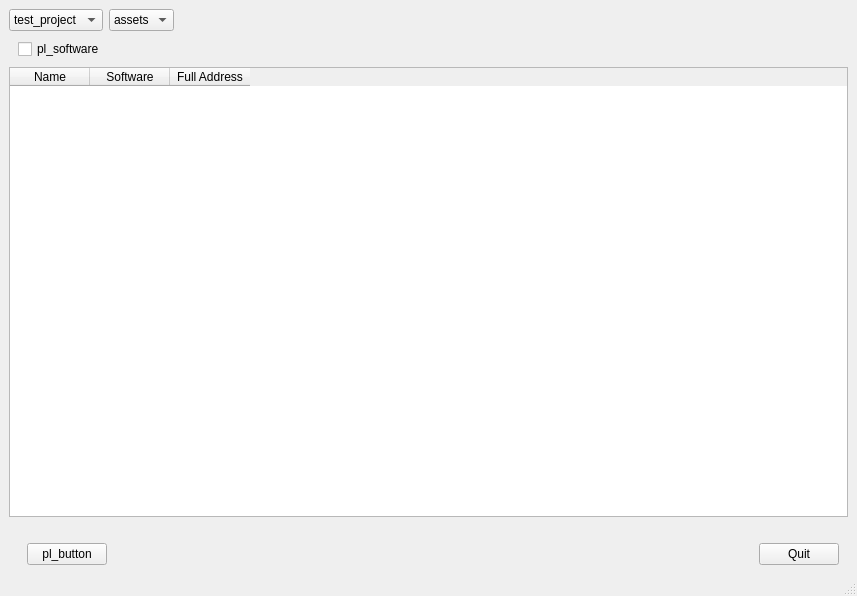
This is manager/ui/qt/window.ui in Oreyato/Pipeline22 as Qt 5 draws it before an edit. The edited form follows.
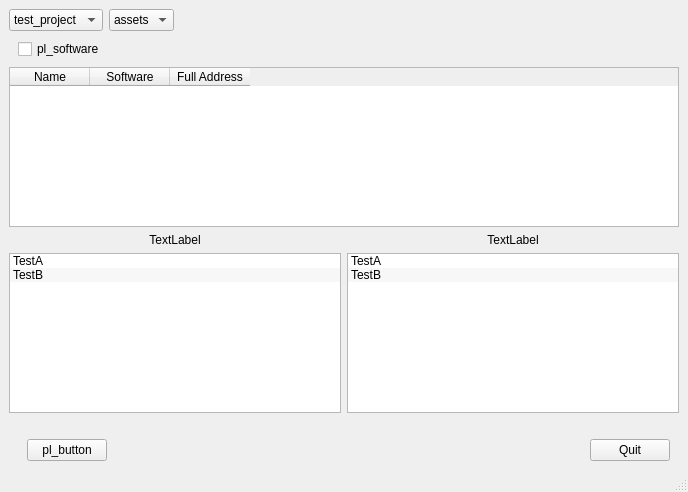
This is the edited form.

```diff
--- a/manager/ui/qt/window.ui
+++ b/manager/ui/qt/window.ui
@@ -6,8 +6,8 @@
    <rect>
     <x>0</x>
     <y>0</y>
-    <width>857</width>
-    <height>596</height>
+    <width>688</width>
+    <height>492</height>
    </rect>
   </property>
   <property name="windowTitle">
@@ -189,6 +189,72 @@
         </column>
        </widget>
       </item>
+      <item>
+       <layout class="QHBoxLayout" name="entity_lists_layout">
+        <item>
+         <layout class="QVBoxLayout" name="entity_part_list_layout">
+          <item>
+           <widget class="QLabel" name="entity_part_label">
+            <property name="text">
+             <string>TextLabel</string>
+            </property>
+            <property name="alignment">
+             <set>Qt::AlignCenter</set>
+            </property>
+           </widget>
+          </item>
+          <item>
+           <widget class="QListWidget" name="entity_part_list_widget">
+            <property name="alternatingRowColors">
+             <bool>true</bool>
+            </property>
+            <item>
+             <property name="text">
+              <string>TestA</string>
+             </property>
+            </item>
+            <item>
+             <property name="text">
+              <string>TestB</string>
+             </property>
+            </item>
+           </widget>
+          </item>
+         </layout>
+        </item>
+        <item>
+         <layout class="QVBoxLayout" name="entity_part_list_layout_2">
+          <item>
+           <widget class="QLabel" name="entity_part_label_2">
+            <property name="text">
+             <string>TextLabel</string>
+            </property>
+            <property name="alignment">
+             <set>Qt::AlignCenter</set>
+            </property>
+           </widget>
+          </item>
+          <item>
+           <widget class="QListWidget" name="entity_part_list_widget_2">
+            <property name="alternatingRowColors">
+             <bool>true</bool>
+            </property>
+            <item>
+             <property name="text">
+              <string>TestA</string>
+             </property>
+            </item>
+            <item>
+             <property name="text">
+              <string>TestB</string>
+             </property>
+            </item>
+           </widget>
+          </item>
+         </layout>
+        </item>
+       </layout>
+      </item>
       <item>
        <spacer name="verticalSpacer">
         <property name="orientation">
```
Left out of the diff: 2 changed lines with no effect on the pictures.
